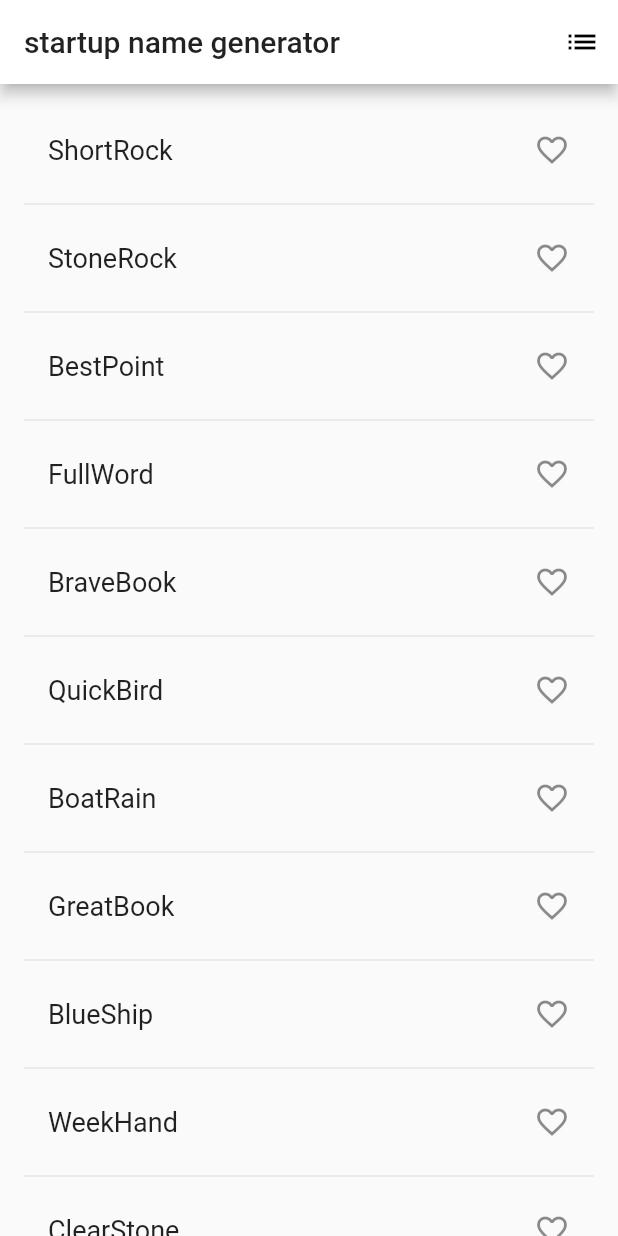
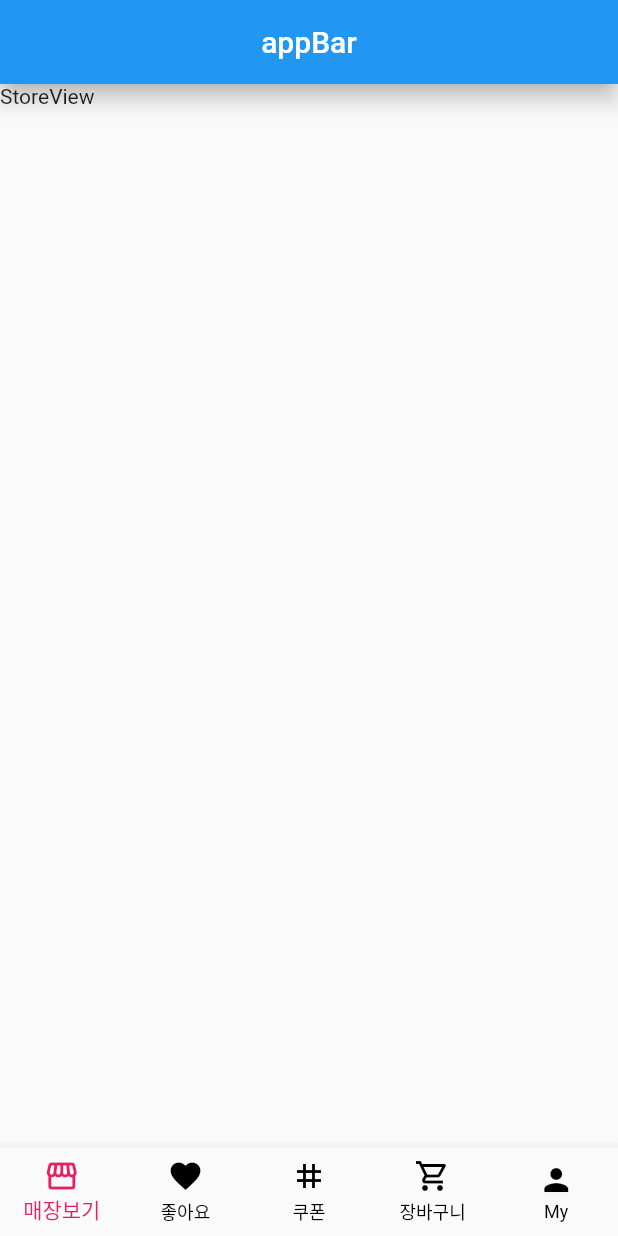
Before and after one commit to junyunga/hellow_word_flutter, a Flutter app: the screen it shows after launch, on a phone screen of 412 x 824 dp. Run offline on Flutter 3.47's test engine with Material 2 defaults, Android fonts, the phone set to English and light mode, and no system bars.

Commit message:
screen add

```diff
--- a/lib/main.dart
+++ b/lib/main.dart
@@ -1,5 +1,9 @@
 import 'package:flutter/material.dart';
-import 'package:english_words/english_words.dart';
+import 'package:hello_word_flutter/screens/storeView.dart';
+import 'package:hello_word_flutter/screens/favoriteView.dart';
+import 'package:hello_word_flutter/screens/couponView.dart';
+import 'package:hello_word_flutter/screens/shoppingBasketView.dart';
+import 'package:hello_word_flutter/screens/myView.dart';
 
 void main() => runApp(MyApp());
 
@@ -7,88 +11,84 @@ class MyApp extends StatelessWidget {
   @override
   Widget build(BuildContext context) {
     return MaterialApp(
-      title: 'Startup Name generator',
-      theme: ThemeData(
-        primaryColor: Colors.white,
-      ),
-      home: RandomWords(),
+      title: 'Flutter Demo',
+      theme: ThemeData(primarySwatch: Colors.blue),
+      home: MyHomePage(),
     );
   }
 }
 
-class RandomWordsState extends State<RandomWords> {
+class MyHomePage extends StatefulWidget {
   @override
-  final _suggestions = <WordPair>[];
-  final _saved = Set<WordPair>();
-  final _biggerFont = const TextStyle(fontSize: 18.0);
-  void _pushSaved() {
-    Navigator.of(context)
-        .push(MaterialPageRoute<void>(builder: (BuildContext context) {
-      final tiles = _saved.map((WordPair pair) {
-        return ListTile(
-            title: Text(
-          pair.asCamelCase,
-          style: _biggerFont,
-        ));
-      });
-      final divided =
-          ListTile.divideTiles(context: context, tiles: tiles).toList();
-      return Scaffold(
-          appBar: AppBar(title: Text('saved Suggestions')),
-          body: ListView(
-            children: divided,
-          ));
-    }));
-  }
+  _MyHomePageState createState() => _MyHomePageState();
+}
 
+class _MyHomePageState extends State<MyHomePage> {
+  int _pageIndex = 0;
+  final List<Widget> _children = [
+    StoreView(),
+    FavoriteView(),
+    CouponView(),
+    ShoppingBasketView(),
+    MyView(),
+  ];
+
+  @override
   Widget build(BuildContext context) {
     return Scaffold(
       appBar: AppBar(
-          title: Text('startup name generator'),
-          actions: [IconButton(icon: Icon(Icons.list), onPressed: _pushSaved)]),
-      body: _buildSuggestions(),
-    );
-  }
-
-  Widget _buildSuggestions() {
-    return ListView.builder(
-        padding: const EdgeInsets.all(16.0),
-        itemBuilder: (context, i) {
-          if (i.isOdd) return Divider();
-
-          final index = i ~/ 2;
-          if (index >= _suggestions.length) {
-            _suggestions.addAll(generateWordPairs().take(10)); /*4*/
-          }
-          return _buildRow(_suggestions[index]);
-        });
-  }
-
-  Widget _buildRow(WordPair pair) {
-    final alreadySaved = _saved.contains(pair);
-    return ListTile(
-      title: Text(
-        pair.asPascalCase,
-        style: _biggerFont,
+        title: Text('appBar'),
+        centerTitle: true,
+        elevation: 6,
       ),
-      trailing: Icon(
-        alreadySaved ? Icons.favorite : Icons.favorite_border,
-        color: alreadySaved ? Colors.red : null,
+      body: _children[_pageIndex],
+      bottomNavigationBar: BottomNavigationBar(
+        onTap: (value) {
+          setState(() {
+            _pageIndex = value;
+          });
+        },
+        type: BottomNavigationBarType.fixed,
+        currentIndex: _pageIndex,
+        selectedItemColor: Colors.pink,
+        unselectedItemColor: Colors.black,
+        items: <BottomNavigationBarItem>[
+          BottomNavigationBarItem(
+              icon: Icon(Icons.storefront), label: '매장보기'),
+          BottomNavigationBarItem(
+              icon: Icon(Icons.favorite), label: '좋아요'),
+          BottomNavigationBarItem(icon: Icon(Icons.tag), label: '쿠폰'),
+          BottomNavigationBarItem(
+              icon: Icon(Icons.local_grocery_store_outlined),
+              label: '장바구니'),
+          BottomNavigationBarItem(icon: Icon(Icons.person), label: 'My'),
+        ],
       ),
-      onTap: () {
-        setState(() {
-          if (alreadySaved) {
-            _saved.remove(pair);
-          } else {
-            _saved.add(pair);
-          }
-        });
-      },
     );
   }
 }
 
-class RandomWords extends StatefulWidget {
+class HomePage extends StatelessWidget {
   @override
-  RandomWordsState createState() => RandomWordsState();
+  Widget build(BuildContext context) {
+    return Column(
+      children: <Widget>[
+        _pageOfTop(), // 상단
+        _pageOfMiddle(), // 중단
+        _pageOfBottom(), // 하단
+      ],
+    );
+  }
 }
+
+Widget _pageOfTop() {
+  return Text('_pageOfTop');
+}
+
+Widget _pageOfMiddle() {
+  return Text('_pageOfMiddle');
+}
+
+Widget _pageOfBottom() {
+  return Text('_pageOfBottom');
+}
--- /dev/null
+++ b/lib/screens/storeView.dart
@@ -0,0 +1,15 @@
+import 'package:flutter/material.dart';
+
+class StoreView extends StatefulWidget {
+  @override
+  _StoreViewState createState() => _StoreViewState();
+}
+
+class _StoreViewState extends State<StoreView> {
+  @override
+  Widget build(BuildContext context) {
+    return Container(
+      child: Text('StoreView')
+    );
+  }
+}
```
Also changed, not shown: lib/screens/couponView.dart (added, +15 -0 lines), lib/screens/favoriteView.dart (added, +15 -0 lines), lib/screens/myView.dart (added, +15 -0 lines), lib/screens/shoppingBasketView.dart (added, +15 -0 lines).
